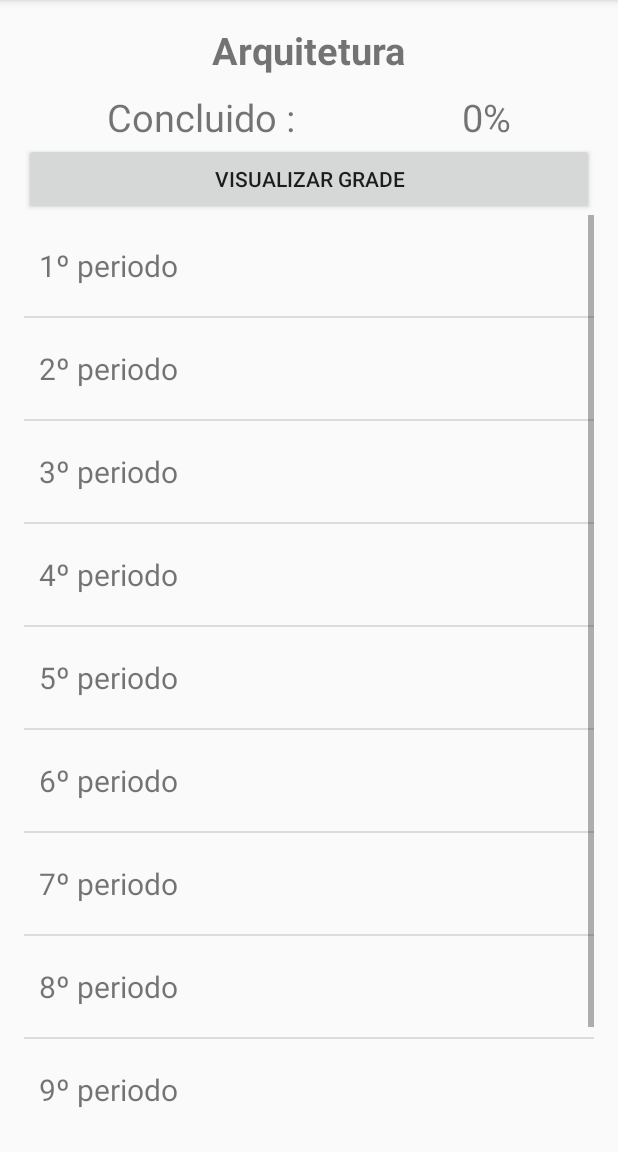
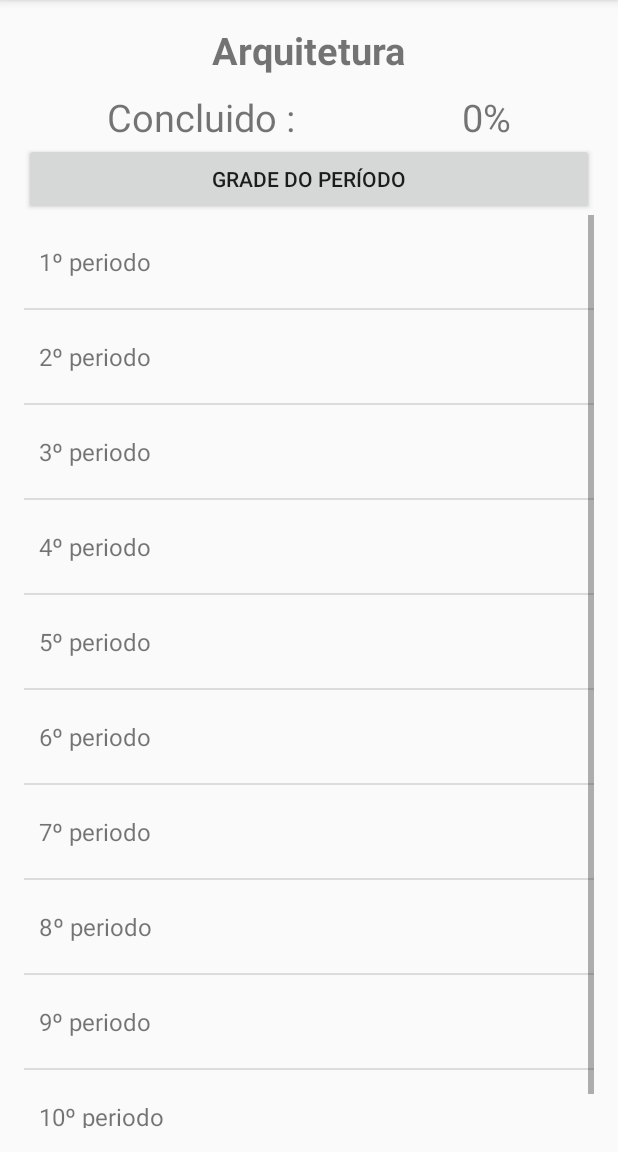
Before and after one commit to murilomrl/minhagrade, an Android app: the screen it shows after launch (ProgressActivity), after a tap on "ENTRAR", on a phone screen of 412 x 824 dp, the part 84-1236 px from its top. Run offline under Robolectric (Android 15) with nearby library versions, the phone set to English and light mode, and no system bars.

Commit message:
ajustes de fontes

```diff
--- a/app/src/main/AndroidManifest.xml
+++ b/app/src/main/AndroidManifest.xml
@@ -31,7 +31,7 @@
             android:name=".GradeActivity"
             android:label="@string/app_name"
             android:parentActivityName=".ProgressActivity"
-            android:screenOrientation="sensor" />
+            android:screenOrientation="portrait" />
     </application>
 
 </manifest>
--- a/app/src/main/res/layout/activity_progress.xml
+++ b/app/src/main/res/layout/activity_progress.xml
@@ -29,13 +29,13 @@
             <TextView
                 android:layout_weight="1"
                 android:text="Concluido :"
-                android:textSize="25dp"
+                android:textSize="25sp"
                 android:textAlignment="center"/>
             <TextView
                 android:id="@+id/porcentagem"
                 android:layout_weight="1"
                 android:text="0%"
-                android:textSize="25dp"
+                android:textSize="25sp"
                 android:textAlignment="center"/>
         </TableRow>
     </TableLayout>
@@ -43,7 +43,7 @@
         android:id="@+id/grade"
         android:layout_width="match_parent"
         android:layout_height="wrap_content"
-        android:text="Visualizar Grade" />
+        android:text="Grade do período" />
 
     <ListView
         android:id="@+id/listaPeriodo"
--- a/app/src/main/res/layout/gradedisciplina.xml
+++ b/app/src/main/res/layout/gradedisciplina.xml
@@ -22,8 +22,8 @@
             android:paddingTop="20dp"
             android:paddingBottom="20dp"
             android:layout_width="match_parent"
-            android:layout_height="match_parent"
-            android:textSize="20dp">
+            android:layout_height="wrap_content"
+            android:textSize="16sp">
         </TextView>
 
         <ImageButton
--- a/app/src/main/res/layout/listdisciplina.xml
+++ b/app/src/main/res/layout/listdisciplina.xml
@@ -9,14 +9,14 @@
     <TableRow>
         <TextView
             android:id="@+id/nomeDisciplina"
-            android:textSize="15dp"
+            android:textSize="16sp"
             android:layout_height="wrap_content"
             android:layout_width="match_parent"
             android:text="Disciplina"
             android:layout_weight="1"/>
         <TextView
             android:id="@+id/statusDisciplina"
-            android:textSize="15dp"
+            android:textSize="16sp"
             android:layout_height="wrap_content"
             android:layout_width="match_parent"
             android:text="Status"
--- a/app/src/main/res/layout/listperiodo.xml
+++ b/app/src/main/res/layout/listperiodo.xml
@@ -5,7 +5,7 @@
     android:paddingBottom="20dp"
     android:layout_width="match_parent"
     android:layout_height="match_parent"
-    android:textSize="20dp"
+    android:textSize="16sp"
     android:paddingLeft="10dp">
 
 </TextView>
```
Also changed, not shown: app/src/main/res/layout-land/activity_grade.xml (deleted, +0 -32 lines).
